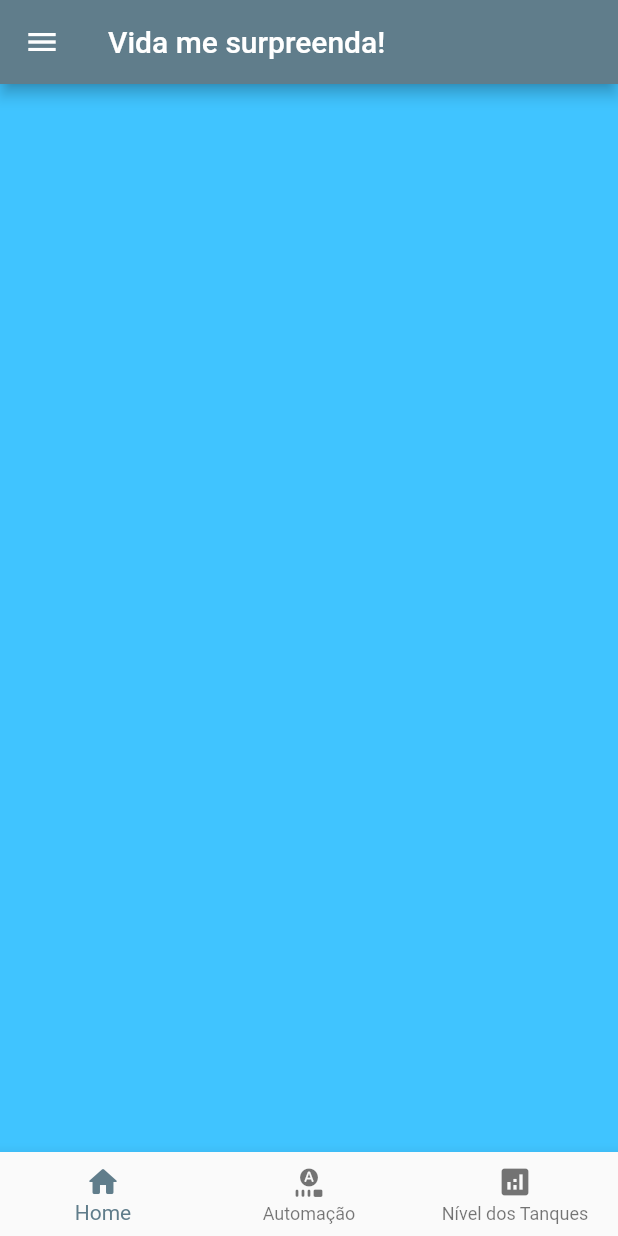
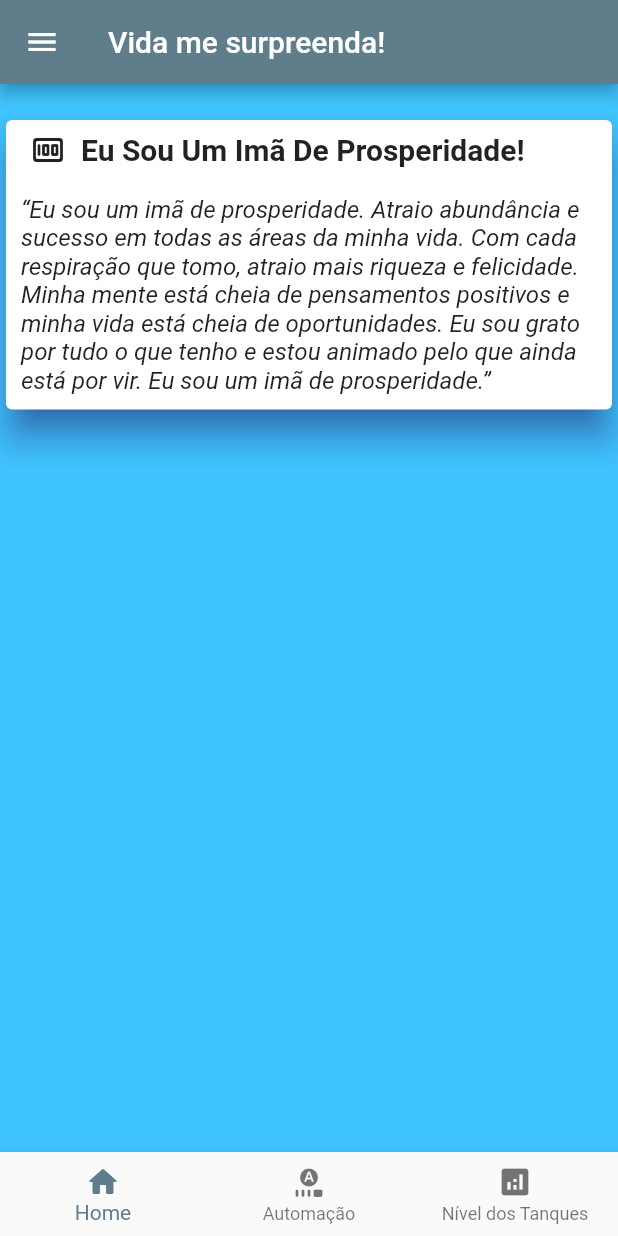
Before and after one commit to MarcusVNT/trilhaapp, a Flutter app: the screen it shows after launch, after a tap on "ENTRAR", on a phone screen of 412 x 824 dp. Run offline on Flutter 3.47's test engine with Material 2 defaults, Android fonts, the phone set to English and light mode, and no system bars; our stand-ins replace google_fonts; network calls fail; Roboto replaces fonts that are missing (poppins).

Commit message:
Add a Card on Page 1

```diff
--- a/lib/pages/page_1.dart
+++ b/lib/pages/page_1.dart
@@ -10,6 +10,47 @@ class Page1 extends StatefulWidget {
 class _Page1State extends State<Page1> {
   @override
   Widget build(BuildContext context) {
-    return Container(color: Colors.lightBlueAccent);
+    return Scaffold(
+        backgroundColor: Colors.lightBlueAccent,
+        body: Column(children: [
+          Container(
+            margin: const EdgeInsets.only(top: 20),
+            child: const Card(
+              elevation: 10,
+              shadowColor: Color.fromARGB(255, 52, 30, 153),
+              child: Column(
+                crossAxisAlignment: CrossAxisAlignment.center,
+                children: [
+                  Padding(
+                    padding: EdgeInsets.symmetric(vertical: 8, horizontal: 16),
+                    child: Row(
+                      children: [
+                        Icon(Icons.money_rounded),
+                        SizedBox(
+                          width: 10,
+                        ),
+                        Text(
+                          "Eu Sou Um Imã De Prosperidade!",
+                          style: TextStyle(
+                            fontWeight: FontWeight.w600,
+                            fontFamily: "poppins",
+                            fontSize: 20,
+                          ),
+                        ),
+                      ],
+                    ),
+                  ),
+                  Padding(
+                    padding: EdgeInsets.all(10.0),
+                    child: Text(
+                        "“Eu sou um imã de prosperidade. Atraio abundância e sucesso em todas as áreas da minha vida. Com cada respiração que tomo, atraio mais riqueza e felicidade. Minha mente está cheia de pensamentos positivos e minha vida está cheia de oportunidades. Eu sou grato por tudo o que tenho e estou animado pelo que ainda está por vir. Eu sou um imã de prosperidade.”",
+                        style: TextStyle(
+                            fontSize: 16, fontStyle: FontStyle.italic)),
+                  )
+                ],
+              ),
+            ),
+          ),
+        ]));
   }
 }
```
Also changed, not shown: lib/pages/page_2.dart (+11 -3 lines), lib/pages/page_3.dart (+9 -2 lines).
